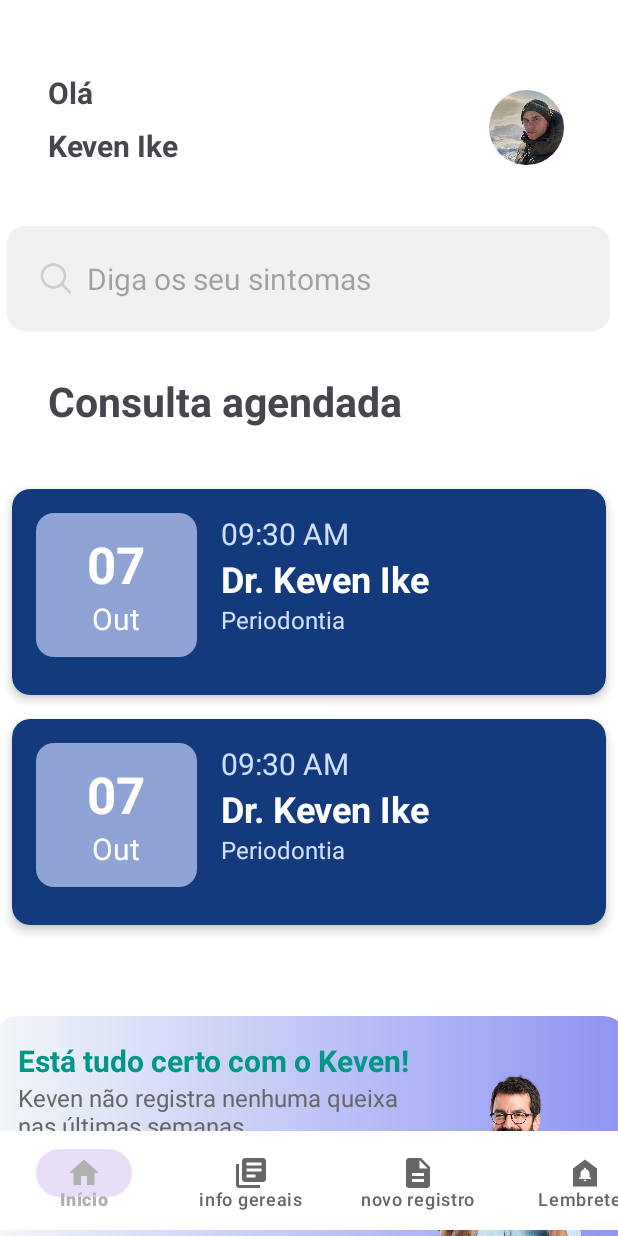
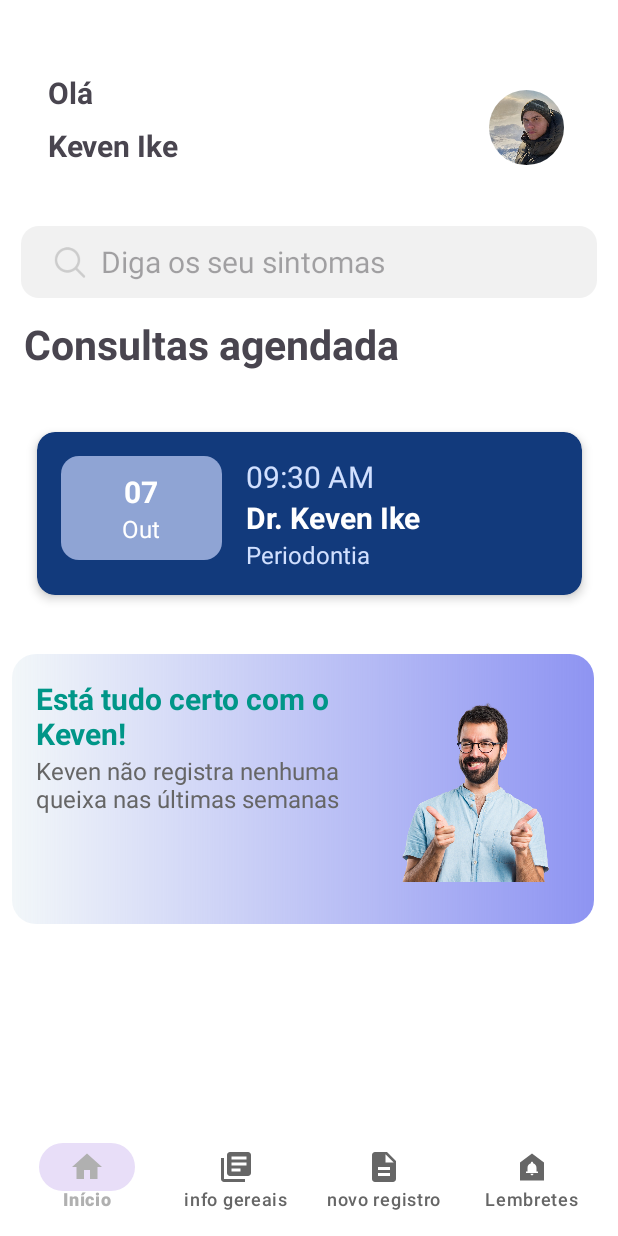
Before and after one commit to vitorsacz/CHS1-Mobile-Application-Development, an Android app: the HomeFragment screen opened through its navigation route, on a phone screen of 412 x 824 dp. Run offline under Robolectric (Android 15) with nearby library versions, the phone set to English and light mode, and no system bars.

Commit message:
atualizando o layout

```diff
--- a/PrevDent/app/src/main/res/layout/fragment_home.xml
+++ b/PrevDent/app/src/main/res/layout/fragment_home.xml
@@ -50,8 +50,8 @@
 
     <androidx.constraintlayout.widget.ConstraintLayout
         android:id="@+id/searchBarContainer"
-        android:layout_width="402dp"
-        android:layout_height="70dp"
+        android:layout_width="384dp"
+        android:layout_height="48dp"
         android:layout_marginStart="16dp"
         android:layout_marginTop="40dp"
         android:layout_marginEnd="16dp"
@@ -96,23 +96,23 @@
 
     <!-- Barra de Navegação Inferior -->
 
+
     <TextView
         android:id="@+id/textScheduledConsultation"
         android:layout_width="wrap_content"
         android:layout_height="wrap_content"
-        android:layout_marginStart="32dp"
-        android:layout_marginTop="28dp"
-        android:text="Consulta agendada"
+        android:layout_marginStart="16dp"
+        android:layout_marginTop="12dp"
+        android:text="Consultas agendada"
         android:textSize="27sp"
         android:textStyle="bold"
         app:layout_constraintStart_toStartOf="parent"
         app:layout_constraintTop_toBottomOf="@id/searchBarContainer" />
 
-
     <LinearLayout
         android:id="@+id/containerScheduledConsultations"
-        android:layout_width="412dp"
-        android:layout_height="323dp"
+        android:layout_width="379dp"
+        android:layout_height="128dp"
         android:layout_marginTop="32dp"
         android:orientation="vertical"
         app:layout_constraintEnd_toEndOf="parent"
@@ -122,21 +122,20 @@
         <!-- Consulta 1 -->
         <include layout="@layout/item_consultation_card" />
 
-        <!-- Consulta 2 -->
-        <include layout="@layout/item_consultation_card" />
     </LinearLayout>
 
     <LinearLayout
         android:id="@+id/containerMessage"
-        android:layout_width="422dp"
-        android:layout_height="192dp"
+        android:layout_width="388dp"
+        android:layout_height="180dp"
         android:layout_marginStart="16dp"
-        android:layout_marginTop="36dp"
+        android:layout_marginTop="28dp"
         android:layout_marginEnd="16dp"
         android:background="@drawable/background_banner"
         android:orientation="horizontal"
         android:padding="16dp"
         app:layout_constraintEnd_toEndOf="parent"
+        app:layout_constraintHorizontal_bias="1.0"
         app:layout_constraintStart_toStartOf="parent"
         app:layout_constraintTop_toBottomOf="@id/containerScheduledConsultations">
 
@@ -178,16 +177,19 @@
 
     <com.google.android.material.bottomnavigation.BottomNavigationView
         android:id="@+id/bottomNavigationView"
-        android:layout_width="446dp"
-        android:layout_height="66dp"
+        android:layout_width="395dp"
+        android:layout_height="70dp"
         android:layout_marginBottom="4dp"
         android:background="@color/white"
         app:itemIconTint="@color/bottom_nav_icon_color"
         app:itemTextColor="@color/bottom_nav_icon_color"
         app:labelVisibilityMode="labeled"
         app:layout_constraintBottom_toBottomOf="parent"
+        app:layout_constraintEnd_toEndOf="parent"
+        app:layout_constraintStart_toStartOf="parent"
+        app:layout_constraintTop_toBottomOf="@+id/containerMessage"
+        app:layout_constraintVertical_bias="1.0"
         app:menu="@menu/bottom_nav_menu"
-        tools:layout_editor_absoluteX="1dp"
         tools:ignore="MissingConstraints" />
 
 </androidx.constraintlayout.widget.ConstraintLayout>
--- a/PrevDent/app/src/main/res/layout/fragment_start.xml
+++ b/PrevDent/app/src/main/res/layout/fragment_start.xml
@@ -13,7 +13,7 @@
         android:id="@+id/text_principal_entrar"
         android:layout_width="wrap_content"
         android:layout_height="wrap_content"
-        android:layout_marginTop="208dp"
+        android:layout_marginTop="108dp"
         android:text="Entrar"
         android:textColor="#013EB0"
         android:textSize="60sp"
@@ -53,8 +53,8 @@
 
     <Button
         android:id="@+id/btn_tela_cadastrar"
-        android:layout_width="396dp"
-        android:layout_height="60dp"
+        android:layout_width="391dp"
+        android:layout_height="63dp"
         android:layout_marginTop="8dp"
         android:backgroundTint="#013EB0"
         android:text="Cadastre-se"
--- a/PrevDent/app/src/main/res/layout/item_consultation_card.xml
+++ b/PrevDent/app/src/main/res/layout/item_consultation_card.xml
@@ -10,14 +10,14 @@
 
     <RelativeLayout
         android:layout_width="match_parent"
-        android:layout_height="137dp"
+        android:layout_height="match_parent"
         android:padding="16dp">
 
         <!-- Data da Consulta -->
         <LinearLayout
             android:id="@+id/dateBackground"
             android:layout_width="107dp"
-            android:layout_height="96dp"
+            android:layout_height="69dp"
             android:background="@drawable/rounded_corner_background"
             android:gravity="center"
             android:orientation="vertical">
@@ -28,7 +28,7 @@
                 android:layout_height="wrap_content"
                 android:text="07"
                 android:textColor="#FFFFFF"
-                android:textSize="34sp"
+                android:textSize="20sp"
                 android:textStyle="bold" />
 
             <TextView
@@ -37,7 +37,7 @@
                 android:layout_height="wrap_content"
                 android:text="Out"
                 android:textColor="#FFFFFF"
-                android:textSize="20sp" />
+                android:textSize="16sp" />
         </LinearLayout>
 
         <!-- Informações do Médico e Especialidade -->
@@ -62,7 +62,7 @@
                 android:layout_height="wrap_content"
                 android:text="Dr. Keven Ike"
                 android:textColor="#FFFFFF"
-                android:textSize="24sp"
+                android:textSize="20sp"
                 android:textStyle="bold" />
 
             <TextView
--- a/PrevDent/gradle.properties
+++ b/PrevDent/gradle.properties
@@ -1,3 +1,4 @@
+
 # Project-wide Gradle settings.
 # IDE (e.g. Android Studio) users:
 # Gradle settings configured through the IDE *will override*
--- a/PrevDent/gradle/libs.versions.toml
+++ b/PrevDent/gradle/libs.versions.toml
@@ -1,5 +1,5 @@
 [versions]
-agp = "8.5.1"
+agp = "8.3.2"
 kotlin = "1.9.0"
 coreKtx = "1.13.1"
 junit = "4.13.2"
```
Also changed, not shown: PrevDent/app/src/main/res/layout/fragment_cadastro.xml (+3 -4 lines), PrevDent/app/src/main/res/layout/fragment_info_gerais.xml (+31 -31 lines), PrevDent/app/src/main/res/layout/fragment_login.xml (+10 -12 lines).
